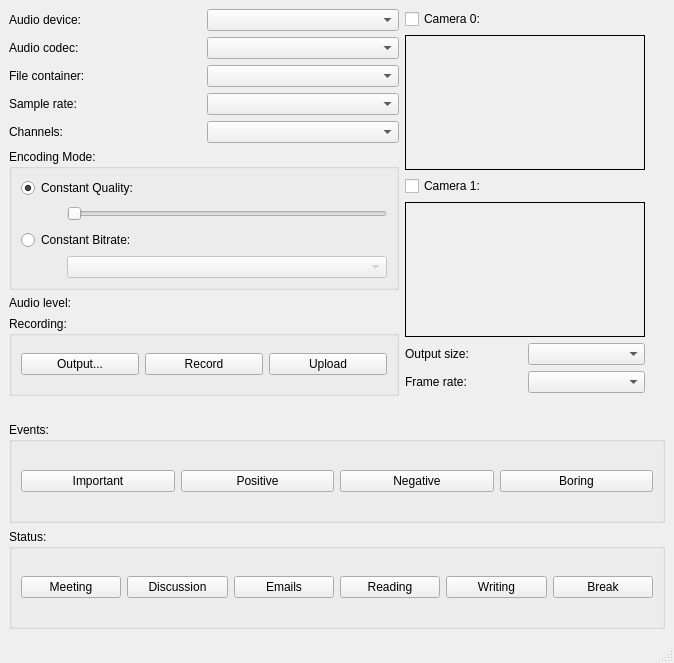
The window that avrecorder.ui (HIIT/meeting-recorder) describes before a commit, drawn with Qt 5.
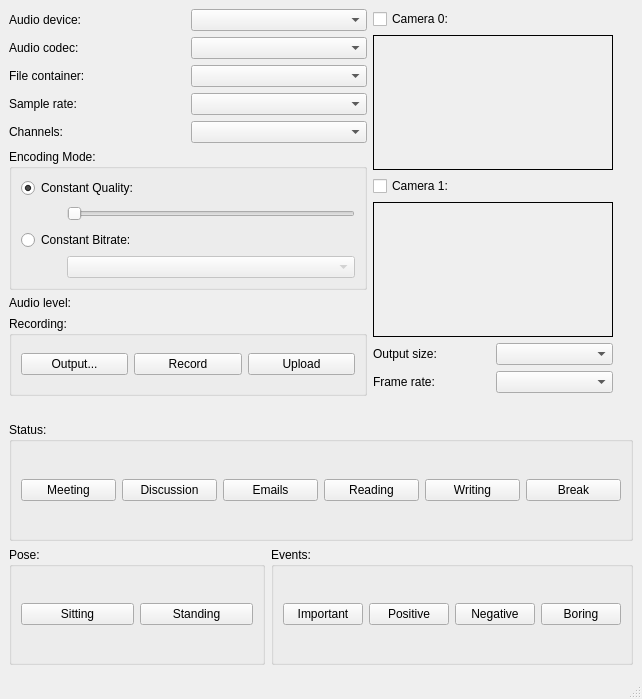
The same window after the commit.

Commit message: Added pose annotation. Some other minor things.

```diff
--- a/avrecorder.ui
+++ b/avrecorder.ui
@@ -6,8 +6,8 @@
    <rect>
     <x>0</x>
     <y>0</y>
-    <width>674</width>
-    <height>663</height>
+    <width>642</width>
+    <height>699</height>
    </rect>
   </property>
   <property name="windowTitle">
@@ -363,64 +363,6 @@
       </item>
      </layout>
     </item>
-    <item>
-     <widget class="QGroupBox" name="eventBox">
-      <property name="minimumSize">
-       <size>
-        <width>0</width>
-        <height>80</height>
-       </size>
-      </property>
-      <property name="title">
-       <string>Events:</string>
-      </property>
-      <property name="checkable">
-       <bool>false</bool>
-      </property>
-      <layout class="QHBoxLayout" name="horizontalLayout_4">
-       <item>
-        <widget class="QPushButton" name="eventButton_1">
-         <property name="text">
-          <string>Important</string>
-         </property>
-         <property name="checkable">
-          <bool>true</bool>
-         </property>
-        </widget>
-       </item>
-       <item>
-        <widget class="QPushButton" name="eventButton_2">
-         <property name="text">
-          <string>Positive</string>
-         </property>
-         <property name="checkable">
-          <bool>true</bool>
-         </property>
-        </widget>
-       </item>
-       <item>
-        <widget class="QPushButton" name="eventButton_3">
-         <property name="text">
-          <string>Negative</string>
-         </property>
-         <property name="checkable">
-          <bool>true</bool>
-         </property>
-        </widget>
-       </item>
-       <item>
-        <widget class="QPushButton" name="eventButton_4">
-         <property name="text">
-          <string>Boring</string>
-         </property>
-         <property name="checkable">
-          <bool>true</bool>
-         </property>
-        </widget>
-       </item>
-      </layout>
-     </widget>
-    </item>
     <item>
      <widget class="QGroupBox" name="statusBox">
       <property name="minimumSize">
@@ -496,6 +438,100 @@
       </layout>
      </widget>
     </item>
+    <item>
+     <layout class="QHBoxLayout" name="horizontalLayout_10">
+      <property name="bottomMargin">
+       <number>0</number>
+      </property>
+      <item>
+       <widget class="QGroupBox" name="poseBox">
+        <property name="title">
+         <string>Pose:</string>
+        </property>
+        <layout class="QHBoxLayout" name="horizontalLayout_11">
+         <item>
+          <widget class="QPushButton" name="poseButton_1">
+           <property name="text">
+            <string>Sitting</string>
+           </property>
+           <property name="checkable">
+            <bool>true</bool>
+           </property>
+          </widget>
+         </item>
+         <item>
+          <widget class="QPushButton" name="poseButton_2">
+           <property name="text">
+            <string>Standing</string>
+           </property>
+           <property name="checkable">
+            <bool>true</bool>
+           </property>
+          </widget>
+         </item>
+        </layout>
+       </widget>
+      </item>
+      <item>
+       <widget class="QGroupBox" name="eventBox">
+        <property name="minimumSize">
+         <size>
+          <width>0</width>
+          <height>80</height>
+         </size>
+        </property>
+        <property name="title">
+         <string>Events:</string>
+        </property>
+        <property name="checkable">
+         <bool>false</bool>
+        </property>
+        <layout class="QHBoxLayout" name="horizontalLayout_4">
+         <item>
+          <widget class="QPushButton" name="eventButton_1">
+           <property name="text">
+            <string>Important</string>
+           </property>
+           <property name="checkable">
+            <bool>true</bool>
+           </property>
+          </widget>
+         </item>
+         <item>
+          <widget class="QPushButton" name="eventButton_2">
+           <property name="text">
+            <string>Positive</string>
+           </property>
+           <property name="checkable">
+            <bool>true</bool>
+           </property>
+          </widget>
+         </item>
+         <item>
+          <widget class="QPushButton" name="eventButton_3">
+           <property name="text">
+            <string>Negative</string>
+           </property>
+           <property name="checkable">
+            <bool>true</bool>
+           </property>
+          </widget>
+         </item>
+         <item>
+          <widget class="QPushButton" name="eventButton_4">
+           <property name="text">
+            <string>Boring</string>
+           </property>
+           <property name="checkable">
+            <bool>true</bool>
+           </property>
+          </widget>
+         </item>
+        </layout>
+       </widget>
+      </item>
+     </layout>
+    </item>
    </layout>
   </widget>
   <widget class="QStatusBar" name="statusbar"/>
```
Left out of the diff: 34 changed lines with no effect on the pictures. The commit also changes 2 other files.
